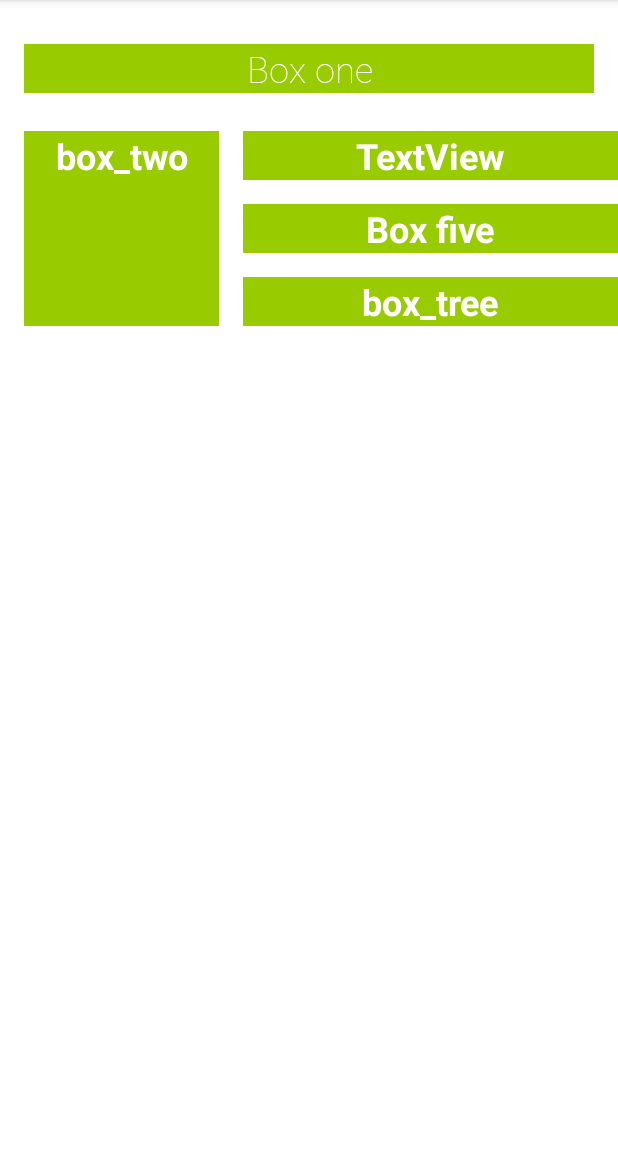
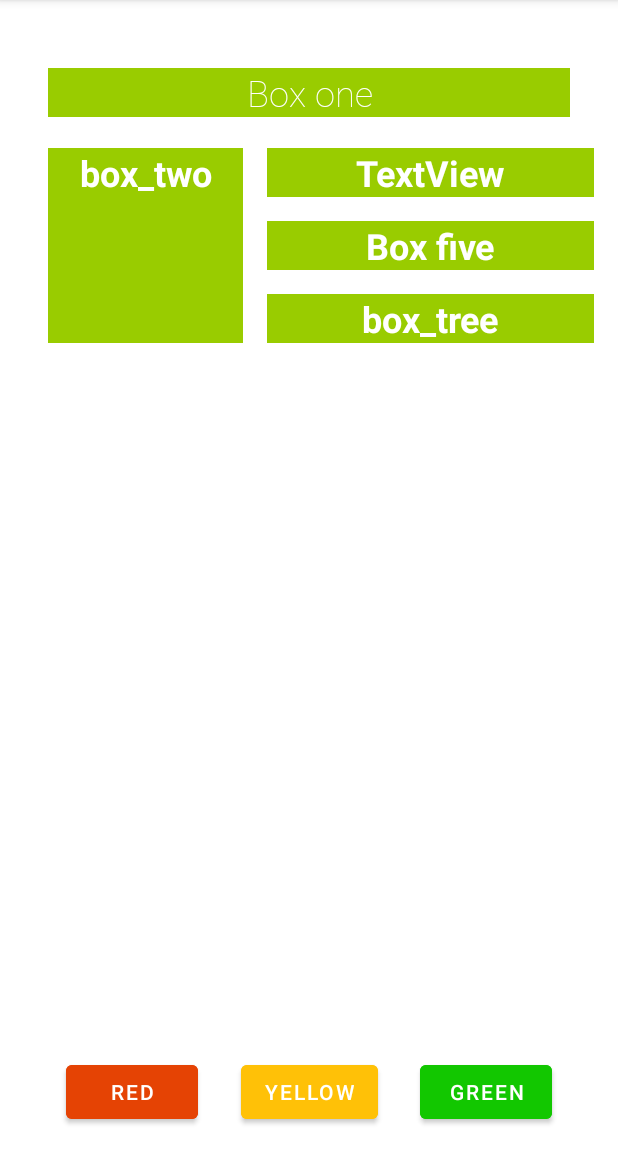
Before and after one commit to brunoferma/colors, an Android app: the screen it shows after launch (MainActivity), on a phone screen of 412 x 824 dp, the part 84-1236 px from its top. Run offline under Robolectric (Android 15) with nearby library versions, the phone set to English and light mode, and no system bars.

Commit message:
Criando os blocos 2.1.

```diff
--- a/app/src/main/res/layout/activity_main.xml
+++ b/app/src/main/res/layout/activity_main.xml
@@ -4,8 +4,72 @@
     xmlns:tools="http://schemas.android.com/tools"
     android:layout_width="match_parent"
     android:layout_height="match_parent"
+    android:layout_margin="16dp"
     tools:context=".MainActivity">
 
+
+    <Button
+        android:id="@+id/btnred"
+        android:layout_width="wrap_content"
+        android:layout_height="wrap_content"
+        android:layout_marginStart="24dp"
+        android:backgroundTint="@color/red"
+        android:text="@string/red"
+        app:layout_constraintBottom_toBottomOf="parent"
+        app:layout_constraintEnd_toStartOf="@+id/btnyellow"
+        app:layout_constraintHorizontal_bias="0.5"
+        app:layout_constraintStart_toStartOf="parent" />
+
+    <Button
+        android:id="@+id/btnyellow"
+        android:layout_width="wrap_content"
+        android:layout_height="wrap_content"
+        android:layout_marginStart="24dp"
+        android:layout_marginEnd="24dp"
+        android:backgroundTint="@color/yellow"
+        android:text="@string/yellow"
+        app:layout_constraintBottom_toBottomOf="parent"
+        app:layout_constraintEnd_toStartOf="@+id/btngreen"
+        app:layout_constraintHorizontal_bias="0.5"
+        app:layout_constraintStart_toEndOf="@+id/btnred" />
+
+    <Button
+        android:id="@+id/btngreen"
+        android:layout_width="wrap_content"
+        android:layout_height="wrap_content"
+        android:layout_marginEnd="24dp"
+        android:backgroundTint="@color/green"
+        android:text="@string/green"
+        app:layout_constraintBottom_toBottomOf="parent"
+        app:layout_constraintEnd_toEndOf="parent"
+        app:layout_constraintHorizontal_bias="0.5"
+        app:layout_constraintStart_toEndOf="@+id/btnyellow" />
+
+    <TextView
+        android:id="@+id/box_five"
+        style="@style/whitheBox"
+        android:layout_width="0dp"
+        android:layout_height="0dp"
+        android:layout_marginStart="16dp"
+        android:layout_marginTop="16dp"
+        android:layout_marginBottom="16dp"
+        android:text="@string/box_five"
+        app:layout_constraintBottom_toTopOf="@+id/box_tree"
+        app:layout_constraintEnd_toEndOf="parent"
+        app:layout_constraintStart_toEndOf="@+id/box_two_text"
+        app:layout_constraintTop_toBottomOf="@+id/box_four" />
+
+    <TextView
+        android:id="@+id/box_tree"
+        style="@style/whitheBox"
+        android:layout_width="0dp"
+        android:layout_height="0dp"
+        android:layout_marginStart="16dp"
+        android:text="@string/box_tree"
+        app:layout_constraintBottom_toBottomOf="@+id/box_two_text"
+        app:layout_constraintEnd_toEndOf="parent"
+        app:layout_constraintStart_toEndOf="@+id/box_two_text"
+        app:layout_constraintTop_toBottomOf="@+id/box_five" />
 
     <TextView
         android:id="@+id/textView"
@@ -46,32 +110,6 @@
         app:layout_constraintTop_toTopOf="@+id/box_two_text"
         app:layout_constraintVertical_chainStyle="spread" />
 
-    <TextView
-        android:id="@+id/box_five"
-        style="@style/whitheBox"
-        android:layout_width="0dp"
-        android:layout_height="0dp"
-        android:layout_marginStart="16dp"
-        android:layout_marginTop="16dp"
-        android:layout_marginBottom="16dp"
-        android:text="@string/box_five"
-        app:layout_constraintBottom_toTopOf="@+id/box_tree"
-        app:layout_constraintEnd_toEndOf="parent"
-        app:layout_constraintStart_toEndOf="@+id/box_two_text"
-        app:layout_constraintTop_toBottomOf="@+id/box_four" />
-
-    <TextView
-        android:id="@+id/box_tree"
-        style="@style/whitheBox"
-        android:layout_width="0dp"
-        android:layout_height="0dp"
-        android:layout_marginStart="16dp"
-        android:text="@string/box_tree"
-        app:layout_constraintBottom_toBottomOf="@+id/box_two_text"
-        app:layout_constraintEnd_toEndOf="parent"
-        app:layout_constraintStart_toEndOf="@+id/box_two_text"
-        app:layout_constraintTop_toBottomOf="@+id/box_five" />
-
     <androidx.constraintlayout.widget.Guideline
         android:id="@+id/guideline2"
         android:layout_width="wrap_content"
--- a/app/src/main/res/values/colors.xml
+++ b/app/src/main/res/values/colors.xml
@@ -7,4 +7,10 @@
     <color name="teal_700">#FF018786</color>
     <color name="black">#FF000000</color>
     <color name="white">#FFFFFFFF</color>
+    <color name="grey">#BABABA</color>
+    <color name="green">#12C700</color>
+    <color name="yellow">#FFC107</color>
+    <color name="red">#E54304</color>
+
+
 </resources>
--- a/app/src/main/res/values/strings.xml
+++ b/app/src/main/res/values/strings.xml
@@ -5,4 +5,7 @@
     <string name="box_tree">box_tree</string>
     <string name="box_five">Box five</string>
     <string name="textview">TextView</string>
+    <string name="red">Red</string>
+    <string name="yellow">Yellow</string>
+    <string name="green">Green</string>
 </resources>
```
